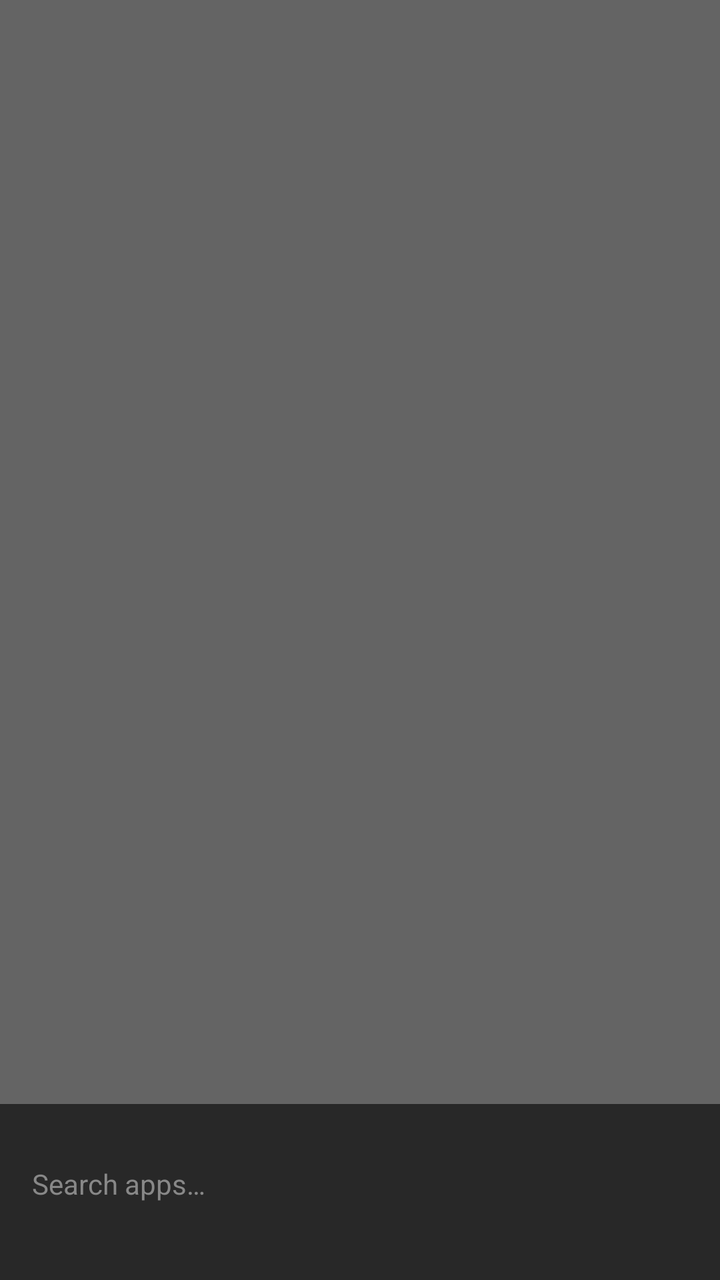
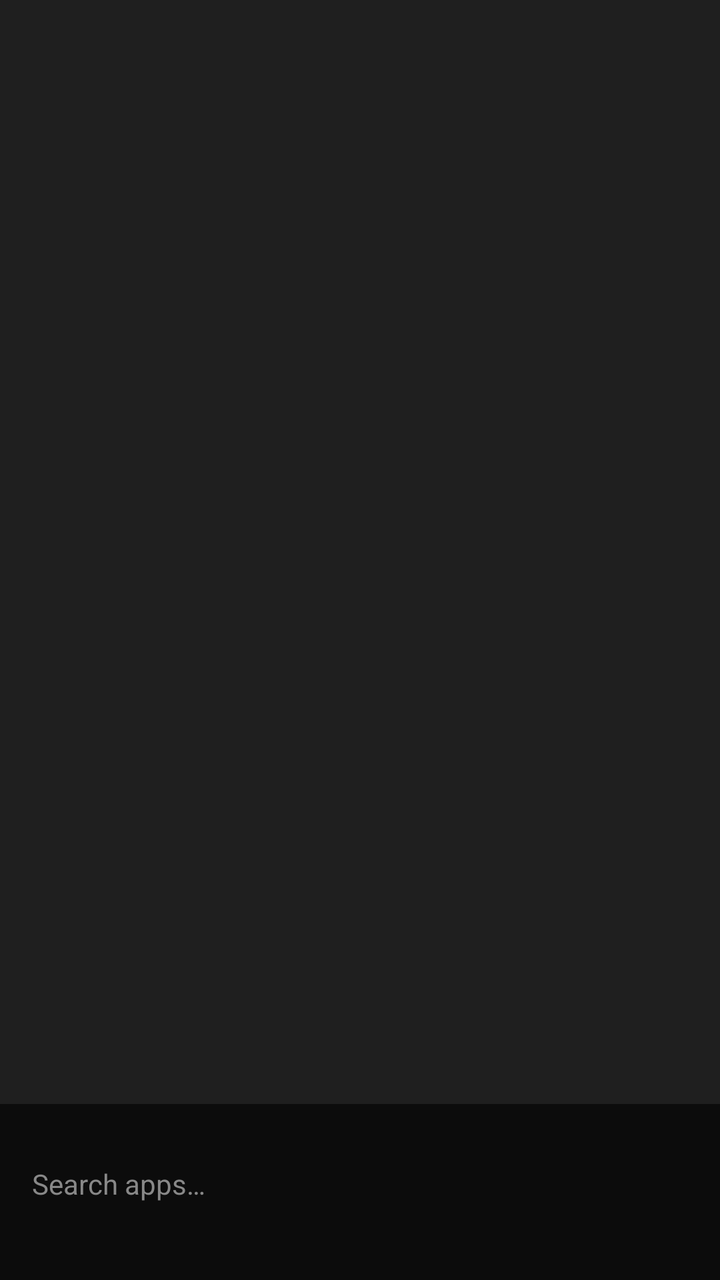

An Android layout rendered at two revisions. The XML below is the earlier revision; the diff shows what the commit changed to produce the second picture.
<!-- AndroidManifest.xml: application theme Theme.TilingWM -->
<!-- res/layout/app_drawer.xml -->
<?xml version="1.0" encoding="utf-8"?>

<FrameLayout xmlns:android="http://schemas.android.com/apk/res/android"
    android:id="@+id/drawer_root"
    android:layout_width="match_parent"
    android:layout_height="match_parent"
    android:background="@color/scrim"
    android:clickable="true"
    android:focusable="true"
    android:focusableInTouchMode="true">

    <LinearLayout
        android:id="@+id/drawer_content"
        android:layout_width="match_parent"
        android:layout_height="wrap_content"
        android:layout_gravity="bottom"
        android:orientation="vertical"
        android:padding="16dp"
        android:background="@color/scrim">

        <EditText
            android:id="@+id/drawer_search"
            android:layout_width="match_parent"
            android:layout_height="48dp"
            android:hint="@string/search_apps_hint"
            android:textColor="@color/text_primary"
            android:textColorHint="@color/text_hint"
            android:textSize="14sp"
            android:background="@null"
            android:inputType="text"
            android:imeOptions="actionDone"
            android:layout_marginBottom="8dp" />

        <androidx.recyclerview.widget.RecyclerView
            android:id="@+id/app_grid"
            android:layout_width="match_parent"
            android:layout_height="0dp"
            android:layout_weight="1"
            android:clipToPadding="false" />

    </LinearLayout>

</FrameLayout>
<!-- resources referenced by this layout -->
<resources>
  <color name="scrim">#99000000</color>
  <color name="text_hint">#FF888888</color>
  <color name="text_primary">#FFFFFFFF</color>
  <string name="search_apps_hint">Search apps\u2026</string>
  <style name="Theme.TilingWM" parent="Theme.AppCompat.DayNight.NoActionBar" />
</resources>

<!-- the commit's change to res/layout/app_drawer.xml (unified diff, before → after) -->
@@ -4,7 +4,7 @@
     android:id="@+id/drawer_root"
     android:layout_width="match_parent"
     android:layout_height="match_parent"
-    android:background="@color/scrim"
+    android:background="@color/drawer_scrim"
     android:clickable="true"
     android:focusable="true"
     android:focusableInTouchMode="true">
<!-- resource entries referenced after the edit -->
@@ -1,5 +1,6 @@
 <!-- resources referenced by this layout -->
 <resources>
+  <color name="drawer_scrim">#F0121212</color>
   <color name="scrim">#99000000</color>
   <color name="text_hint">#FF888888</color>
   <color name="text_primary">#FFFFFFFF</color>
